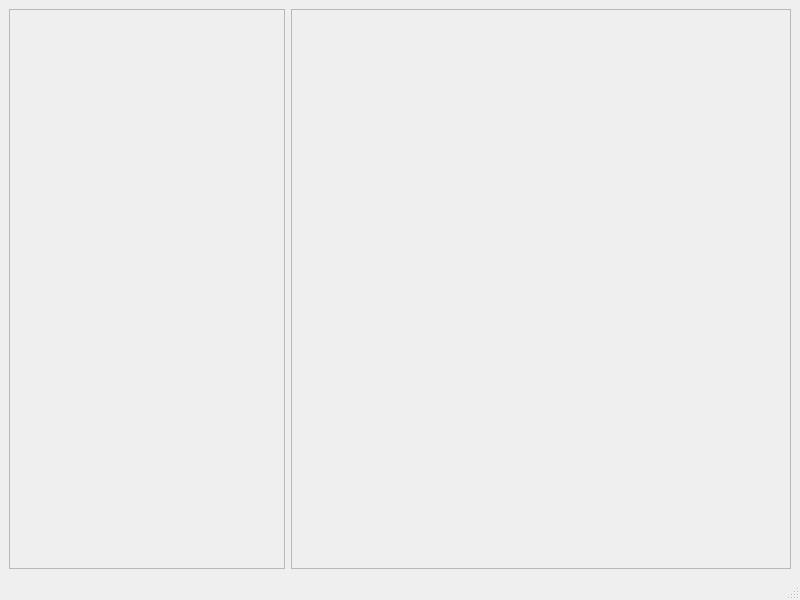
Qt form gui.ui (farzadasgari/PDFPyMerger) before a commit.
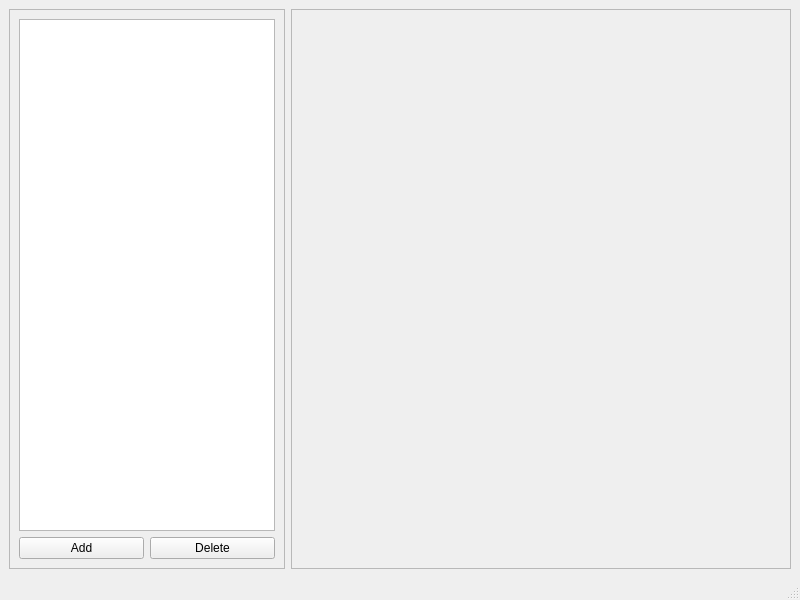
The same form after that commit.

Commit message: Initial Layout Design

The edit to the form file:
```diff
--- a/gui.ui
+++ b/gui.ui
@@ -23,6 +23,33 @@
       <property name="frameShadow">
        <enum>QFrame::Raised</enum>
       </property>
+      <layout class="QVBoxLayout" name="verticalLayout">
+       <item>
+        <layout class="QVBoxLayout" name="listLayout">
+         <item>
+          <widget class="QListView" name="listView"/>
+         </item>
+        </layout>
+       </item>
+       <item>
+        <layout class="QHBoxLayout" name="listButtons">
+         <item>
+          <widget class="QPushButton" name="addPDFButton">
+           <property name="text">
+            <string>Add</string>
+           </property>
+          </widget>
+         </item>
+         <item>
+          <widget class="QPushButton" name="pushButton_2">
+           <property name="text">
+            <string>Delete</string>
+           </property>
+          </widget>
+         </item>
+        </layout>
+       </item>
+      </layout>
      </widget>
     </item>
     <item>
```
